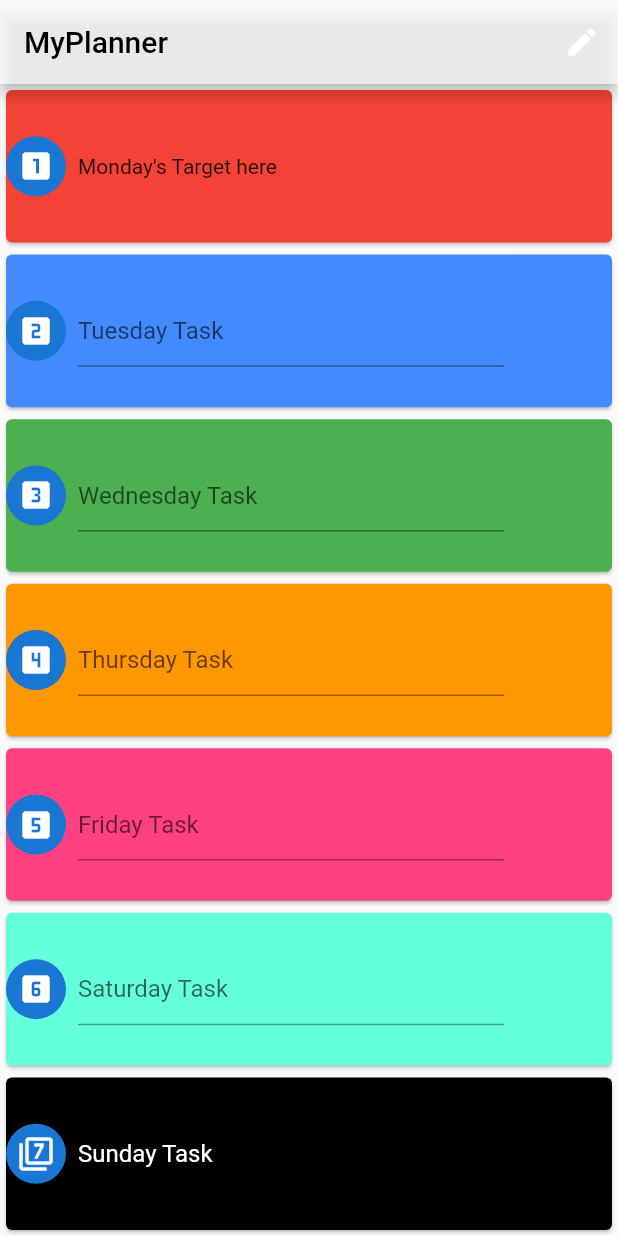
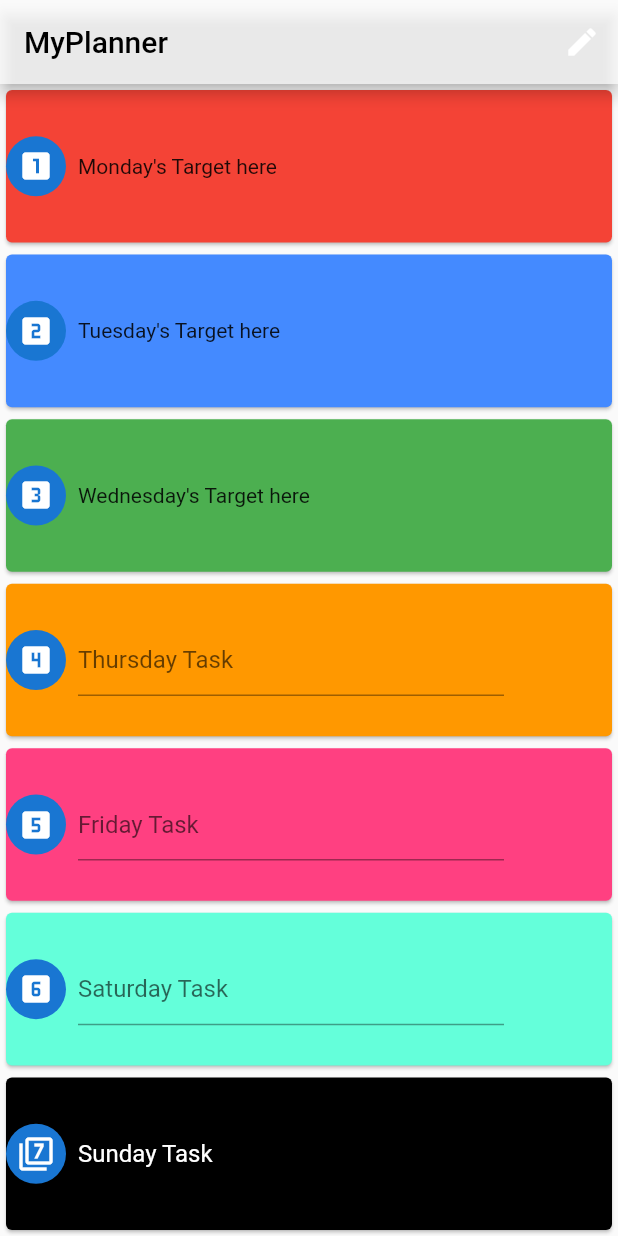
Before and after one commit to Nehanshj/dayplanner, a Flutter app: the screen it shows after launch, on a phone screen of 412 x 824 dp. Run offline on Flutter 3.47's test engine with Material 2 defaults, Android fonts, the phone set to English and light mode, and no system bars.

```diff
--- a/lib/Data.dart
+++ b/lib/Data.dart
@@ -1,6 +1,7 @@
 import 'package:flutter/material.dart';
 
-class Data {
+
+class Data extends ChangeNotifier {
   List<DropdownMenuItem> days = [
     DropdownMenuItem(child: Text('Monday')),
     DropdownMenuItem(child: Text('Tuesday')),
@@ -12,16 +13,33 @@ class Data {
   ];
 
   String mondayText = 'Monday\'s Target here';
-  String tuesdayText;
-  String wednesdayText;
-  String thursdayText;
-  String fridayText;
-  String saturdayText;
-  String sundayText;
+  String tuesdayText = 'Tuesday\'s Target here';
+  String wednesdayText = 'Wednesday\'s Target here';
+  String thursdayText = 'Thursday\'s Target here';
+  String fridayText = 'Friday\'s Target here';
+  String saturdayText = 'Saturday\'s Target here';
+  String sundayText = 'Sunday\'s Target here';
 
   void changeText(String day, String text) {
     if (day == 'Monday') {
       mondayText = text;
     }
+    notifyListeners();
+  }
+
+  String getTask(int day) {
+    switch (day) {
+      case 1:
+        return mondayText;
+        break;
+
+      case 2:
+        return tuesdayText;
+        break;
+
+      case 3:
+        return wednesdayText;
+        break;
+    }
   }
 }
--- a/lib/edit_bottomsheet.dart
+++ b/lib/edit_bottomsheet.dart
@@ -10,6 +10,8 @@ class Edit extends StatefulWidget {
 class _EditState extends State<Edit> {
   String selected;
   String newText;
+
+  Data data = new Data();
 
   @override
   Widget build(BuildContext context) {
@@ -35,7 +37,7 @@ class _EditState extends State<Edit> {
                 ),
               ),
               DropdownButton(
-                  items: Data().days,
+                  items: data.days,
                   value: selected,
                   onChanged: (value) {
                     selected = value;
@@ -57,7 +59,7 @@ class _EditState extends State<Edit> {
                 color: Colors.lightBlueAccent,
                 onPressed: () {
                   setState(() {
-                    Data().changeText(selected, newText);
+                    data.changeText(selected, newText);
                   });
                   Navigator.pop(context);
                 },
--- a/lib/main.dart
+++ b/lib/main.dart
@@ -1,19 +1,20 @@
 import 'package:flutter/material.dart';
+import 'package:provider/provider.dart';
 
 import 'Data.dart';
 import 'edit_bottomsheet.dart';
+
 
 void main() => runApp(MyApp());
 
 class MyApp extends StatelessWidget {
   @override
   Widget build(BuildContext context) {
-    return MaterialApp(
-      title: 'Flutter Demo',
-      theme: ThemeData(
-        primarySwatch: Colors.blue,
+    return ChangeNotifierProvider(
+      create: (context) => Data(),
+      child: MaterialApp(
+        home: MyHomePage(),
       ),
-      home: MyHomePage(),
     );
   }
 }
@@ -57,7 +58,9 @@ class _MyHomePageState extends State<MyHomePage> {
           ),
           backgroundColor: Colors.white70,
         ),
-      body: Container(
+        body: Consumer<Data>(
+            builder: (context, taskData, child) {
+              return Container(
                 child: Column(
                   children: <Widget>[
                     Expanded(
@@ -78,7 +81,7 @@ class _MyHomePageState extends State<MyHomePage> {
                             Container(
                               padding: EdgeInsets.all(8.0),
                               width: 300.0,
-                      child: Text(Data().mondayText),
+                              child: Text(Data().getTask(1)),
                             ),
                           ],
                         ),
@@ -102,12 +105,7 @@ class _MyHomePageState extends State<MyHomePage> {
                             Container(
                               padding: EdgeInsets.all(8.0),
                               width: 300.0,
-                      child: TextField(
-                        decoration: new InputDecoration(
-                          hintText: 'Tuesday Task',
-                        ),
-                        maxLines: 1,
-                      ),
+                              child: Text(Data().getTask(2)),
                             ),
                           ],
                         ),
@@ -131,12 +129,7 @@ class _MyHomePageState extends State<MyHomePage> {
                             Container(
                               padding: EdgeInsets.all(8.0),
                               width: 300.0,
-                      child: TextField(
-                        decoration: new InputDecoration(
-                          hintText: 'Wednesday Task',
-                        ),
-                        maxLines: 1,
-                      ),
+                              child: Text(Data().getTask(3)),
                             ),
                           ],
                         ),
@@ -266,7 +259,7 @@ class _MyHomePageState extends State<MyHomePage> {
                     ),
                   ],
                 ),
-      ),
               );
+            }));
   }
 }
--- a/pubspec.yaml
+++ b/pubspec.yaml
@@ -23,6 +23,7 @@ dependencies:
   # The following adds the Cupertino Icons font to your application.
   # Use with the CupertinoIcons class for iOS style icons.
   cupertino_icons: ^0.1.2
+  provider: ^4.0.4
 
 dev_dependencies:
   flutter_test:
```
Lines whose indentation alone changed are shown as unchanged.
